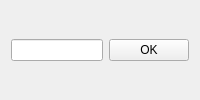
Above: ui_files/vault/enterDataDialog.ui from Sarim-K/password-manager before the change. Below: the same form after it.
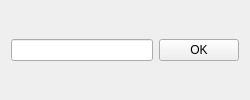
That is the form after the change.

```diff
--- a/ui_files/vault/enterDataDialog.ui
+++ b/ui_files/vault/enterDataDialog.ui
@@ -6,19 +6,19 @@
    <rect>
     <x>0</x>
     <y>0</y>
-    <width>200</width>
+    <width>250</width>
     <height>100</height>
    </rect>
   </property>
   <property name="minimumSize">
    <size>
-    <width>200</width>
+    <width>250</width>
     <height>100</height>
    </size>
   </property>
   <property name="maximumSize">
    <size>
-    <width>200</width>
+    <width>250</width>
     <height>100</height>
    </size>
   </property>
```
